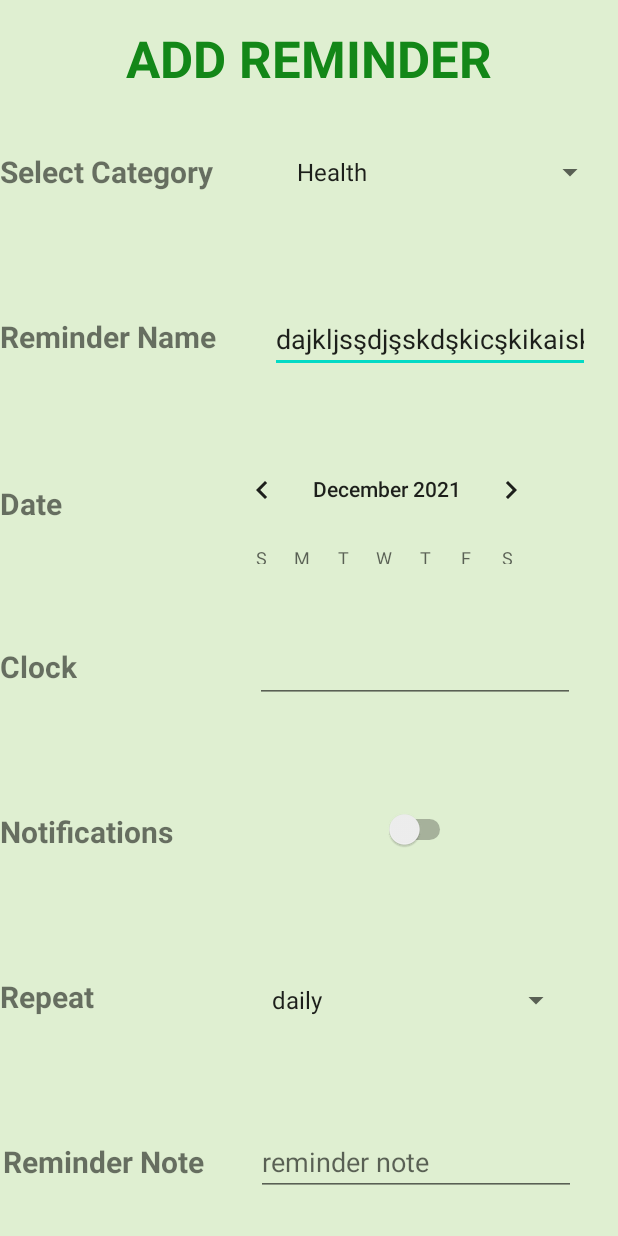
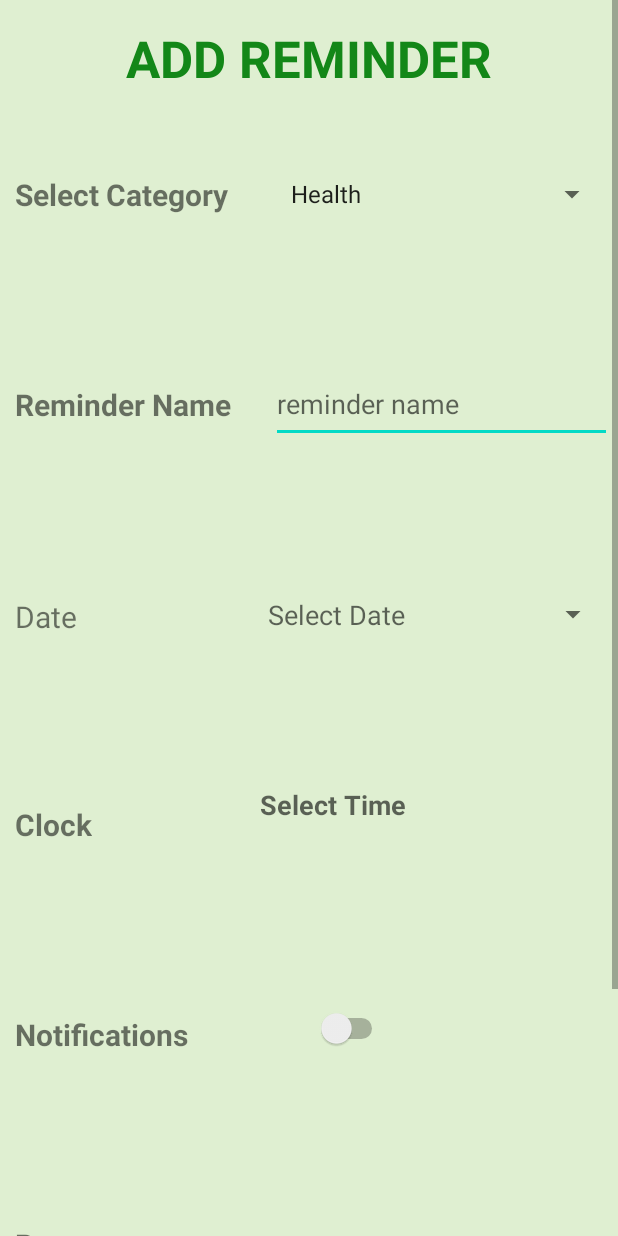
Before and after one commit to ozgulbilici/FinalProject, an Android app: the AddReminderActivity screen opened directly, with no data from a screen before it, on a phone screen of 412 x 824 dp. Run offline under Robolectric (Android 15) with nearby library versions, the phone set to English and light mode, and no system bars.

Commit message:
time picker and date picker is edited in add reminder activity

```diff
--- a/app/src/main/java/tr/edu/mu/ceng/mad/reminderapp/AddReminderActivity.java
+++ b/app/src/main/java/tr/edu/mu/ceng/mad/reminderapp/AddReminderActivity.java
@@ -2,14 +2,27 @@ package tr.edu.mu.ceng.mad.reminderapp;
 
 import androidx.appcompat.app.AppCompatActivity;
 
+import android.app.AlertDialog;
+import android.app.DatePickerDialog;
+import android.app.TimePickerDialog;
+import android.graphics.Color;
+import android.graphics.drawable.ColorDrawable;
 import android.os.Bundle;
+import android.text.format.DateFormat;
+import android.view.View;
 import android.widget.ArrayAdapter;
+import android.widget.Button;
+import android.widget.DatePicker;
+import android.widget.EditText;
 import android.widget.Spinner;
+import android.widget.TextView;
+import android.widget.TimePicker;
 
 import java.util.ArrayList;
+import java.util.Calendar;
 
 public class AddReminderActivity extends AppCompatActivity {
-    /*add spinner */
+    //add spinner
     private Spinner spinner;
     private Spinner spinner1;
 
@@ -18,12 +31,24 @@ public class AddReminderActivity extends AppCompatActivity {
 
     private ArrayList<String> repeat = new ArrayList<>();
     private ArrayAdapter<String> repeatchoseeadapter;
+    //add datepicker
+    TextView txtdate;
+    EditText datePickerdate;
+    DatePickerDialog.OnDateSetListener setListener;
+
+    //add timePicker
+    TextView txtTime;
+    int Hour;
+    int Minute;
+
 
     @Override
     protected void onCreate(Bundle savedInstanceState) {
         super.onCreate(savedInstanceState);
         setContentView(R.layout.activity_add_reminder);
 
+
+        //spinner
         spinner = findViewById(R.id.spinner);
 
         category.add("Health");
@@ -52,5 +77,90 @@ public class AddReminderActivity extends AppCompatActivity {
                 android.R.id.text1,repeat);
 
         spinner1.setAdapter(repeatchoseeadapter);
-    }
+
+
+        //datepicker
+        txtdate = findViewById(R.id.txtdate);
+        datePickerdate = findViewById(R.id.datePickerdate);
+
+        Calendar cal = Calendar.getInstance();
+        final int year = cal.get(Calendar.YEAR);
+        final int month = cal.get(Calendar.MONTH);
+        final int day = cal.get(Calendar.DAY_OF_MONTH);
+
+        txtdate.setOnClickListener(new View.OnClickListener(){
+            @Override
+            public void onClick(View v){
+                DatePickerDialog datePickerDialog = new DatePickerDialog(AddReminderActivity.this,
+                      android.R.style.Theme_Holo_Light_Dialog_MinWidth,
+                        setListener,year,month,day);
+                datePickerDialog.getWindow().setBackgroundDrawable(new ColorDrawable(Color.TRANSPARENT));
+                datePickerDialog.show();
+
+                }
+            });
+
+            setListener = new DatePickerDialog.OnDateSetListener() {
+                @Override
+                public void onDateSet(DatePicker view, int year, int month, int day) {
+                    month = month + 1;
+                    String date = day + "/" + month + "/" + year;
+                    txtdate.setText(date);
+
+                }
+            };
+
+            datePickerdate.setOnClickListener(new View.OnClickListener() {
+                @Override
+                public void onClick(View view) {
+                    DatePickerDialog datePickerDialog = new DatePickerDialog(
+                            AddReminderActivity.this, new DatePickerDialog.OnDateSetListener() {
+                        @Override
+                        public void onDateSet(DatePicker view, int year, int month, int day) {
+                            month = month + 1;
+                            String date = day + "/" + month + "/" + year;
+                            datePickerdate.setText(date);
+
+                        }
+                    },year,month,day);
+                    datePickerDialog.show();
+                }
+            });
+
+
+
+
+        //timePicker
+
+        txtTime = findViewById(R.id.txtTime);
+
+
+        txtTime.setOnClickListener(new View.OnClickListener() {
+            @Override
+            public void onClick(View view) {
+                TimePickerDialog timePickerDialog = new TimePickerDialog(
+                        AddReminderActivity.this,
+                        new TimePickerDialog.OnTimeSetListener() {
+                            @Override
+                            public void onTimeSet(TimePicker view, int hour, int minute) {
+                                Hour = hour;
+                                Minute = minute;
+
+                                Calendar cal = Calendar.getInstance();
+                                cal.set(0,0,0,Hour,Minute);
+                                txtTime.setText(DateFormat.format("hh:mm aa", cal));
+
+
+                            }
+                        },12,0,false
+                );
+                timePickerDialog.updateTime(Hour,Minute);
+                timePickerDialog.show();
+            }
+        });
+
+     }
+
+
+
 }
--- a/app/src/main/res/layout/activity_add_reminder.xml
+++ b/app/src/main/res/layout/activity_add_reminder.xml
@@ -11,8 +11,10 @@
         android:layout_width="match_parent"
         android:layout_height="match_parent"
         android:background="#376AB32B"
-        tools:layout_editor_absoluteX="0dp"
-        tools:layout_editor_absoluteY="0dp">
+        app:layout_constraintBottom_toBottomOf="parent"
+        app:layout_constraintEnd_toEndOf="parent"
+        app:layout_constraintStart_toStartOf="parent"
+        app:layout_constraintTop_toTopOf="parent">
 
         <LinearLayout
             android:layout_width="match_parent"
@@ -33,13 +35,14 @@
             <androidx.constraintlayout.widget.ConstraintLayout
                 android:id="@+id/cardView10"
                 android:layout_width="408dp"
-                android:layout_height="90dp"
+                android:layout_height="120dp"
                 android:layout_marginTop="8dp">
 
                 <TextView
                     android:id="@+id/textView11"
                     android:layout_width="wrap_content"
                     android:layout_height="wrap_content"
+                    android:layout_marginStart="10dp"
                     android:text="Select Category"
                     android:textSize="20sp"
                     android:textStyle="bold"
@@ -49,8 +52,8 @@
 
                 <Spinner
                     android:id="@+id/spinner"
-                    android:layout_width="222dp"
-                    android:layout_height="48dp"
+                    android:layout_width="227dp"
+                    android:layout_height="51dp"
                     app:layout_constraintBottom_toBottomOf="parent"
                     app:layout_constraintEnd_toEndOf="parent"
                     app:layout_constraintHorizontal_bias="0.902"
@@ -61,13 +64,14 @@
             <androidx.constraintlayout.widget.ConstraintLayout
                 android:id="@+id/cardView4"
                 android:layout_width="408dp"
-                android:layout_height="90dp"
+                android:layout_height="120dp"
                 android:layout_marginTop="20dp">
 
                 <TextView
                     android:id="@+id/textView7"
                     android:layout_width="wrap_content"
                     android:layout_height="wrap_content"
+                    android:layout_marginStart="10dp"
                     android:text="Reminder Name"
                     android:textSize="20sp"
                     android:textStyle="bold"
@@ -77,61 +81,66 @@
 
                 <EditText
                     android:id="@+id/editTextTextPersonName"
-                    android:layout_width="wrap_content"
-                    android:layout_height="45dp"
+                    android:layout_width="227dp"
+                    android:layout_height="51dp"
                     android:layout_marginStart="36dp"
                     android:ems="10"
                     android:hint="reminder name"
                     android:inputType="textPersonName"
-                    android:text="dajkljsşdjşskdşkicşkikaiskcişskicşsccs"
                     app:layout_constraintBottom_toBottomOf="parent"
                     app:layout_constraintEnd_toEndOf="parent"
-                    app:layout_constraintHorizontal_bias="0.0"
+                    app:layout_constraintHorizontal_bias="1.0"
                     app:layout_constraintStart_toEndOf="@+id/textView7"
                     app:layout_constraintTop_toTopOf="parent"
-                    app:layout_constraintVertical_bias="0.533" />
+                    app:layout_constraintVertical_bias="0.507" />
             </androidx.constraintlayout.widget.ConstraintLayout>
 
             <androidx.constraintlayout.widget.ConstraintLayout
                 android:id="@+id/cardView5"
                 android:layout_width="408dp"
-                android:layout_height="90dp"
+                android:layout_height="120dp"
                 android:layout_marginTop="20dp">
 
+                <EditText
+                    android:id="@+id/datePickerdate"
+                    style="?android:spinnerStyle"
+                    android:layout_width="227dp"
+                    android:layout_height="51dp"
+                    android:hint="Select Date"
+                    android:textColor="@color/black"
+                    android:textSize="18dp"
+                    app:layout_constraintBottom_toBottomOf="parent"
+                    app:layout_constraintEnd_toEndOf="parent"
+                    app:layout_constraintHorizontal_bias="0.984"
+                    app:layout_constraintStart_toEndOf="@+id/txtdate"
+                    app:layout_constraintTop_toTopOf="parent"
+                    app:layout_constraintVertical_bias="0.507" />
+
                 <TextView
-                    android:id="@+id/textView12"
+                    android:id="@+id/txtdate"
                     android:layout_width="wrap_content"
                     android:layout_height="wrap_content"
+                    android:layout_marginStart="10dp"
                     android:text="Date"
                     android:textSize="20sp"
-                    android:textStyle="bold"
                     app:layout_constraintBottom_toBottomOf="parent"
                     app:layout_constraintStart_toStartOf="parent"
                     app:layout_constraintTop_toTopOf="parent"
                     app:layout_constraintVertical_bias="0.52" />
 
-                <CalendarView
-                    android:id="@+id/calendarView"
-                    android:layout_width="234dp"
-                    android:layout_height="83dp"
-                    app:layout_constraintBottom_toBottomOf="parent"
-                    app:layout_constraintEnd_toEndOf="parent"
-                    app:layout_constraintHorizontal_bias="0.748"
-                    app:layout_constraintStart_toEndOf="@+id/textView12"
-                    app:layout_constraintTop_toTopOf="parent"
-                    app:layout_constraintVertical_bias="0.523" />
             </androidx.constraintlayout.widget.ConstraintLayout>
 
             <androidx.constraintlayout.widget.ConstraintLayout
                 android:id="@+id/cardView6"
                 android:layout_width="408dp"
-                android:layout_height="90dp"
+                android:layout_height="120dp"
                 android:layout_marginTop="20dp">
 
                 <TextView
                     android:id="@+id/textView8"
                     android:layout_width="wrap_content"
                     android:layout_height="wrap_content"
+                    android:layout_marginStart="10dp"
                     android:text="Clock"
                     android:textSize="20sp"
                     android:textStyle="bold"
@@ -139,30 +148,33 @@
                     app:layout_constraintStart_toStartOf="parent"
                     app:layout_constraintTop_toTopOf="parent" />
 
-                <EditText
-                    android:id="@+id/editTextTime"
-                    android:layout_width="wrap_content"
-                    android:layout_height="wrap_content"
-                    android:ems="10"
-                    android:inputType="time"
+                <TextView
+                    android:id="@+id/txtTime"
+                    android:layout_width="227dp"
+                    android:layout_height="51dp"
+                    android:hint="Select Time"
+                    android:textAlignment="viewStart"
+                    android:textSize="18dp"
+                    android:textStyle="bold"
                     app:layout_constraintBottom_toBottomOf="parent"
                     app:layout_constraintEnd_toEndOf="parent"
-                    app:layout_constraintHorizontal_bias="0.829"
+                    app:layout_constraintHorizontal_bias="0.938"
                     app:layout_constraintStart_toEndOf="@+id/textView8"
                     app:layout_constraintTop_toTopOf="parent"
-                    app:layout_constraintVertical_bias="0.533" />
+                    app:layout_constraintVertical_bias="0.508" />
             </androidx.constraintlayout.widget.ConstraintLayout>
 
             <androidx.constraintlayout.widget.ConstraintLayout
                 android:id="@+id/cardView7"
                 android:layout_width="408dp"
-                android:layout_height="90dp"
+                android:layout_height="120dp"
                 android:layout_marginTop="20dp">
 
                 <TextView
                     android:id="@+id/textView9"
                     android:layout_width="wrap_content"
                     android:layout_height="wrap_content"
+                    android:layout_marginStart="10dp"
                     android:text="Notifications"
                     android:textSize="20sp"
                     android:textStyle="bold"
@@ -172,26 +184,27 @@
 
                 <Switch
                     android:id="@+id/switch1"
-                    android:layout_width="wrap_content"
-                    android:layout_height="wrap_content"
+                    android:layout_width="80dp"
+                    android:layout_height="51dp"
                     app:layout_constraintBottom_toBottomOf="parent"
                     app:layout_constraintEnd_toEndOf="parent"
-                    app:layout_constraintHorizontal_bias="0.575"
+                    app:layout_constraintHorizontal_bias="0.263"
                     app:layout_constraintStart_toEndOf="@+id/textView9"
                     app:layout_constraintTop_toTopOf="parent"
-                    app:layout_constraintVertical_bias="0.484" />
+                    app:layout_constraintVertical_bias="0.449" />
             </androidx.constraintlayout.widget.ConstraintLayout>
 
             <androidx.constraintlayout.widget.ConstraintLayout
                 android:id="@+id/cardView8"
                 android:layout_width="408dp"
-                android:layout_height="90dp"
+                android:layout_height="120dp"
                 android:layout_marginTop="20dp">
 
                 <TextView
                     android:id="@+id/textView10"
                     android:layout_width="wrap_content"
                     android:layout_height="wrap_content"
+                    android:layout_marginStart="10dp"
                     android:text="Repeat"
                     android:textSize="20sp"
                     android:textStyle="bold"
@@ -201,8 +214,8 @@
 
                 <Spinner
                     android:id="@+id/spinner3"
-                    android:layout_width="216dp"
-                    android:layout_height="53dp"
+                    android:layout_width="227dp"
+                    android:layout_height="51dp"
                     android:minHeight="48dp"
                     app:layout_constraintBottom_toBottomOf="parent"
                     app:layout_constraintEnd_toEndOf="parent"
@@ -214,8 +227,8 @@
 
             <androidx.constraintlayout.widget.ConstraintLayout
                 android:id="@+id/cardView9"
-                android:layout_width="416dp"
-                android:layout_height="90dp"
+                android:layout_width="411dp"
+                android:layout_height="120dp"
                 android:layout_marginStart="2dp"
                 android:layout_marginTop="20dp"
                 android:layout_marginEnd="2dp"
@@ -227,6 +240,7 @@
                     android:id="@+id/textView13"
                     android:layout_width="wrap_content"
                     android:layout_height="wrap_content"
+                    android:layout_marginStart="10dp"
                     android:text="Reminder Note"
                     android:textSize="20sp"
                     android:textStyle="bold"
@@ -236,8 +250,8 @@
 
                 <EditText
                     android:id="@+id/editTextTextPersonName3"
-                    android:layout_width="wrap_content"
-                    android:layout_height="wrap_content"
+                    android:layout_width="227dp"
+                    android:layout_height="51dp"
                     android:ems="10"
                     android:hint="reminder note"
                     android:inputType="textPersonName"
@@ -246,6 +260,7 @@
                     app:layout_constraintStart_toEndOf="@+id/textView13"
                     app:layout_constraintTop_toTopOf="parent" />
             </androidx.constraintlayout.widget.ConstraintLayout>
+
         </LinearLayout>
     </ScrollView>
 
--- a/app/src/main/res/values/themes.xml
+++ b/app/src/main/res/values/themes.xml
@@ -1,25 +1,7 @@
 <resources xmlns:tools="http://schemas.android.com/tools">
     <!-- Base application theme. -->
     <style name="Theme.Reminderapp" parent="Theme.MaterialComponents.DayNight.NoActionBar">
-        <!-- Primary brand color. -->
-        <item name="colorPrimary">@color/purple_500</item>
-        <item name="colorPrimaryVariant">@color/purple_700</item>
-        <item name="colorOnPrimary">@color/white</item>
-        <!-- Secondary brand color. -->
-        <item name="colorSecondary">@color/teal_200</item>
-        <item name="colorSecondaryVariant">@color/teal_700</item>
-        <item name="colorOnSecondary">@color/black</item>
-        <!-- Status bar color. -->
-        <item name="android:statusBarColor" tools:targetApi="l">?attr/colorPrimaryVariant</item>
-        <!-- Customize your theme here. -->
+
     </style>
 
-    <style name="Theme.Reminderapp.NoActionBar">
-        <item name="windowActionBar">false</item>
-        <item name="windowNoTitle">true</item>
-    </style>
-
-    <style name="Theme.Reminderapp.AppBarOverlay" parent="ThemeOverlay.AppCompat.Dark.ActionBar" />
-
-    <style name="Theme.Reminderapp.PopupOverlay" parent="ThemeOverlay.AppCompat.Light" />
 </resources>
```
